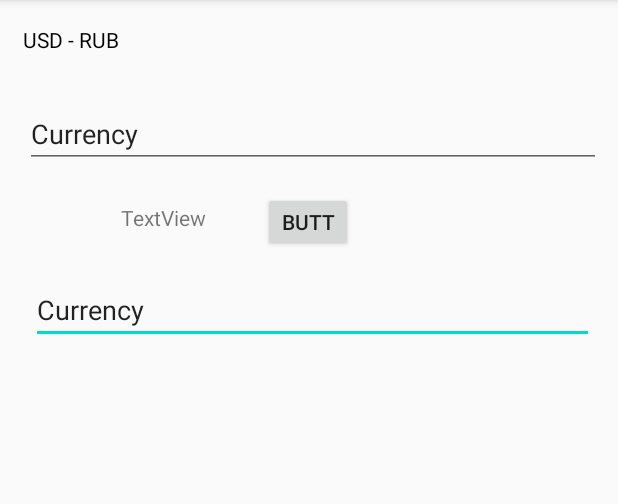
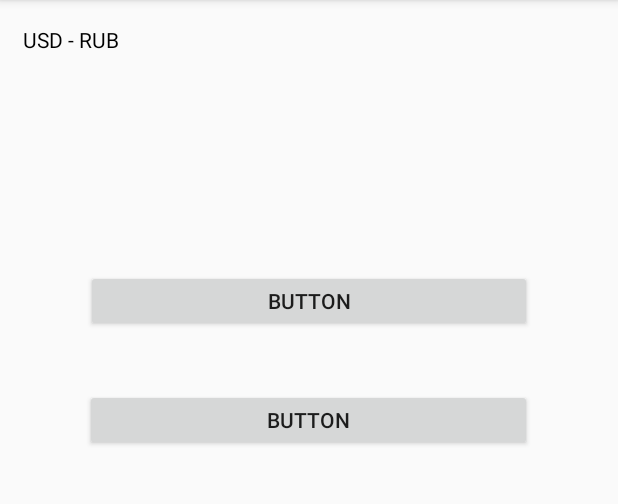
Before and after one commit to NeuroscientistAlzheimer/NewConverter, an Android app: the screen it shows after launch (MainActivity), on a phone screen of 412 x 824 dp, the part 84-588 px from its top. Run offline under Robolectric (Android 15) with nearby library versions, the phone set to English and light mode, and no system bars; our stand-ins replace Volley; libraries missing offline, so code that uses them is left out: in.galaxyofandroid.spinerdialog; network calls fail; 8 statements that could not run were skipped.

```diff
--- a/app/build.gradle
+++ b/app/build.gradle
@@ -28,6 +28,7 @@ dependencies {
     implementation 'com.android.volley:volley:1.1.0'
     implementation 'androidx.appcompat:appcompat:1.1.0'
     implementation 'androidx.constraintlayout:constraintlayout:1.1.3'
+    implementation 'com.github.MdFarhanRaja:SearchableSpinner:2.0'
     testImplementation 'junit:junit:4.12'
     androidTestImplementation 'androidx.test.ext:junit:1.1.1'
     androidTestImplementation 'androidx.test.espresso:espresso-core:3.2.0'
--- a/app/src/main/java/com/example/newconverter/MainActivity.java
+++ b/app/src/main/java/com/example/newconverter/MainActivity.java
@@ -7,6 +7,7 @@ import android.util.Log;
 import android.view.View;
 import android.widget.Button;
 import android.widget.TextView;
+import android.widget.Toast;
 
 import com.android.volley.Request;
 import com.android.volley.RequestQueue;
@@ -19,11 +20,19 @@ import org.json.JSONArray;
 import org.json.JSONException;
 import org.json.JSONObject;
 
+import java.util.ArrayList;
+
+import in.galaxyofandroid.spinerdialog.OnSpinerItemClick;
+import in.galaxyofandroid.spinerdialog.SpinnerDialog;
+
 public class MainActivity extends AppCompatActivity {
 
     private RequestQueue mQueue;
     private TextView mTextViewResult;
-
+    SpinnerDialog spinnerCurrency1;
+    SpinnerDialog spinnerCurrency2;
+    Button currency1;
+    Button currency2;
 
     protected void onCreate(Bundle savedInstanceState) {
         super.onCreate(savedInstanceState);
@@ -35,6 +44,48 @@ public class MainActivity extends AppCompatActivity {
         Log.d("Pars","Начало");
         jsonParse();
         Log.d("Pars","Конец");
+        final ArrayList<String> itemsCurrency = new ArrayList<>();
+        itemsCurrency.add("USD");
+        itemsCurrency.add("RUB");
+        itemsCurrency.add("EUR");
+        itemsCurrency.add("AUD");
+        currency1 = findViewById(R.id.currency1);
+        currency2 = findViewById(R.id.currency2);
+
+        spinnerCurrency1 = new SpinnerDialog(MainActivity.this,itemsCurrency,"Select Currency");
+        spinnerCurrency1.setCancellable(true);
+        spinnerCurrency1.setShowKeyboard(false);
+        spinnerCurrency1.bindOnSpinerListener(new OnSpinerItemClick() {
+
+            public void onClick(String item, int position) {
+                Toast.makeText(MainActivity.this, item,Toast.LENGTH_SHORT).show();
+                currency1.setText(item);
+            }
+        });
+        currency1.setOnClickListener(new View.OnClickListener() {
+            @Override
+            public void onClick(View v) {
+                spinnerCurrency1.showSpinerDialog();
+            }
+        });
+
+        spinnerCurrency2 = new SpinnerDialog(MainActivity.this,itemsCurrency,"Select Currency");
+        spinnerCurrency2.setCancellable(true);
+        spinnerCurrency2.setShowKeyboard(false);
+        spinnerCurrency2.bindOnSpinerListener(new OnSpinerItemClick() {
+
+            public void onClick(String item, int position) {
+                Toast.makeText(MainActivity.this, item,Toast.LENGTH_SHORT).show();
+                currency2.setText(item);
+            }
+        });
+        currency2.setOnClickListener(new View.OnClickListener() {
+            @Override
+            public void onClick(View v) {
+                spinnerCurrency2.showSpinerDialog();
+            }
+        });
+
 
 
     }
--- a/app/src/main/res/layout/activity_main.xml
+++ b/app/src/main/res/layout/activity_main.xml
@@ -5,19 +5,6 @@
     android:layout_width="match_parent"
     android:layout_height="match_parent"
     tools:context=".MainActivity">
-
-
-    <AutoCompleteTextView
-        android:id="@+id/currency1"
-        android:layout_width="375dp"
-        android:layout_height="42dp"
-        android:text="Сurrency"
-        app:layout_constraintBottom_toBottomOf="parent"
-        app:layout_constraintEnd_toEndOf="parent"
-        app:layout_constraintHorizontal_bias="0.555"
-        app:layout_constraintStart_toStartOf="parent"
-        app:layout_constraintTop_toBottomOf="@+id/button"
-        app:layout_constraintVertical_bias="0.035" />
 
 
     <TextView
@@ -37,7 +24,7 @@
         android:id="@+id/textView5"
         android:layout_width="wrap_content"
         android:layout_height="wrap_content"
-        android:text="USD - RUB"
+        android:text="@string/USD_RUB"
         android:textColor="@android:color/black"
         app:layout_constraintBottom_toBottomOf="parent"
         app:layout_constraintEnd_toEndOf="parent"
@@ -46,40 +33,29 @@
         app:layout_constraintTop_toTopOf="parent"
         app:layout_constraintVertical_bias="0.022" />
 
-    <AutoCompleteTextView
-        android:id="@+id/currency2"
-        android:layout_width="384dp"
+    <Button
+        android:id="@+id/currency1"
+        android:layout_width="297dp"
         android:layout_height="41dp"
-        android:text="Сurrency"
-        app:layout_constraintBottom_toTopOf="@+id/button"
-        app:layout_constraintEnd_toEndOf="parent"
-        app:layout_constraintHorizontal_bias="0.592"
-        app:layout_constraintStart_toStartOf="parent"
-        app:layout_constraintTop_toTopOf="parent"
-        app:layout_constraintVertical_bias="0.816" />
-
-    <Button
-        android:id="@+id/button"
-        android:layout_width="60dp"
-        android:layout_height="40dp"
         android:text="Button"
         app:layout_constraintBottom_toBottomOf="parent"
         app:layout_constraintEnd_toEndOf="parent"
         app:layout_constraintHorizontal_bias="0.498"
         app:layout_constraintStart_toStartOf="parent"
         app:layout_constraintTop_toTopOf="parent"
-        app:layout_constraintVertical_bias="0.176" />
+        app:layout_constraintVertical_bias="0.248" />
 
-    <TextView
-        android:id="@+id/textView"
-        android:layout_width="251dp"
-        android:layout_height="259dp"
-        android:text="TextView"
+    <Button
+        android:id="@+id/currency2"
+        android:layout_width="298dp"
+        android:layout_height="41dp"
+        android:text="Button"
         app:layout_constraintBottom_toBottomOf="parent"
         app:layout_constraintEnd_toEndOf="parent"
+        app:layout_constraintHorizontal_bias="0.498"
         app:layout_constraintStart_toStartOf="parent"
-        app:layout_constraintTop_toBottomOf="@+id/currency2"
-        app:layout_constraintVertical_bias="0.059" />
+        app:layout_constraintTop_toBottomOf="@+id/currency1"
+        app:layout_constraintVertical_bias="0.075" />
 
 
 </androidx.constraintlayout.widget.ConstraintLayout>
--- a/app/src/main/res/values/strings.xml
+++ b/app/src/main/res/values/strings.xml
@@ -1,3 +1,4 @@
 <resources>
     <string name="app_name">NewConverter</string>
+    <string name="USD_RUB">USD - RUB</string>
 </resources>
--- a/build.gradle
+++ b/build.gradle
@@ -8,7 +8,7 @@ buildscript {
 
     }
     dependencies {
-        classpath 'com.android.tools.build:gradle:3.6.2'
+        classpath 'com.android.tools.build:gradle:4.0.1'
 
 
         // NOTE: Do not place your application dependencies here; they belong
@@ -21,6 +21,8 @@ allprojects {
         google()
         jcenter()
 
+        maven {url 'https://jitpack.io'}
+
     }
 }
 
```
Also changed, not shown: gradle/wrapper/gradle-wrapper.properties.
